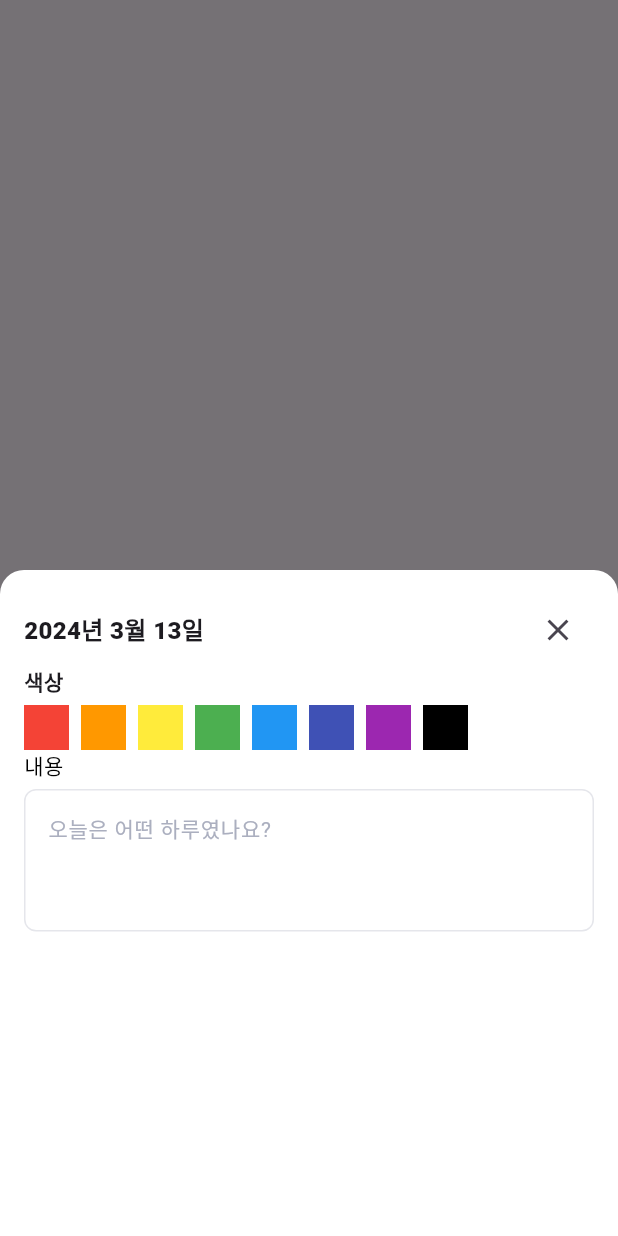
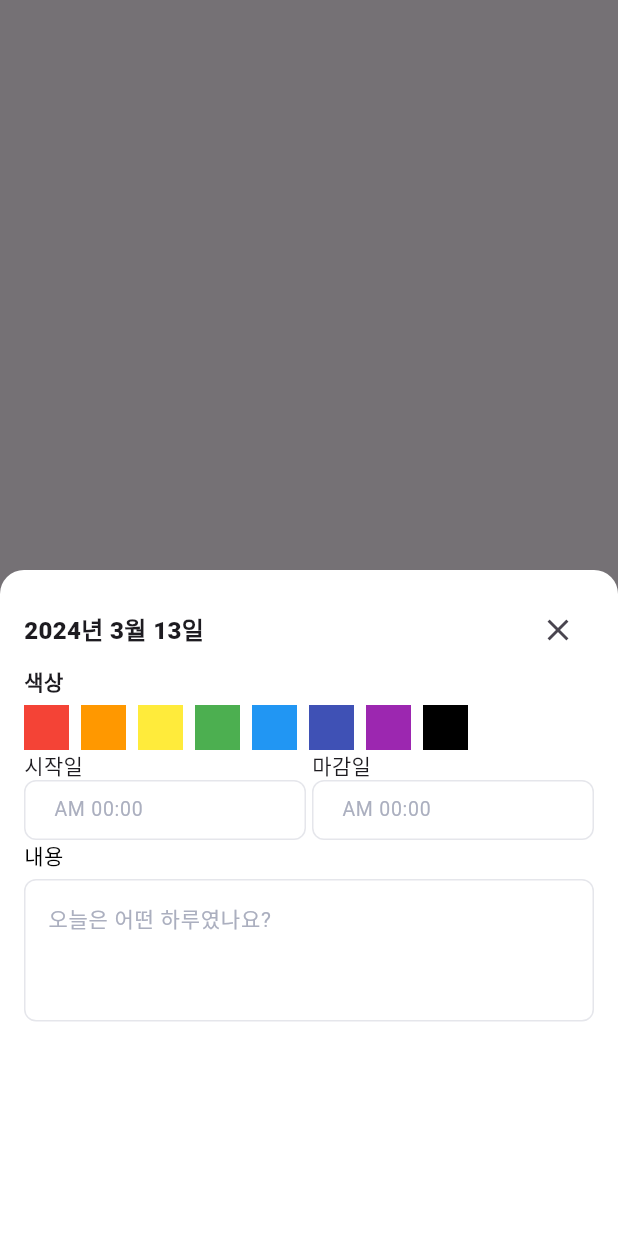
Before and after one commit to torder-raven/calendar_scheduler, a Flutter app: the screen it shows after launch, after a tap on the "add" icon, on a phone screen of 412 x 824 dp. Run offline on Flutter 3.47's test engine with Material 3 defaults, Android fonts, the phone set to English and light mode, and no system bars; our stand-ins replace drift; missing offline and left inert: dart:ffi; accounts and stored records are empty; generated files the repository leaves out were written again; Roboto replaces fonts that are missing (Pretendard).

Commit message:
feat: 시간 선택 텍스트 필드 배치

```diff
--- a/lib/component/schedule_register_bottom_sheet.dart
+++ b/lib/component/schedule_register_bottom_sheet.dart
@@ -1,7 +1,9 @@
 import 'package:calendar_scheduler/component/color_selection_field.dart';
 import 'package:calendar_scheduler/component/content_input_field.dart';
+import 'package:calendar_scheduler/component/time_input_field.dart';
 import 'package:flutter/material.dart';
 
+import '../presentation/const/strings.dart';
 
 class ScheduleRegisterBottomSheet extends StatelessWidget {
   final DateTime selectedDate;
@@ -26,6 +28,7 @@ class ScheduleRegisterBottomSheet extends StatelessWidget {
                 selectedDate: selectedDate,
               ),
               ColorSelectionField(colorCode: 0),
+              _TimeInputRenderer(),
               ContentInputField(),
             ],
           ),
@@ -58,3 +61,24 @@ class _BottomSheetHeader extends StatelessWidget {
     ]);
   }
 }
+
+class _TimeInputRenderer extends StatelessWidget {
+  @override
+  Widget build(BuildContext context) {
+    return Row(
+      children: [
+        Expanded(
+          child: TimeInputField(
+            selectedTimeType: Strings.LABEL_START_TIME,
+          ),
+        ),
+        SizedBox(width: 4.0),
+        Expanded(
+          child: TimeInputField(
+            selectedTimeType: Strings.LABEL_END_TIME,
+          ),
+        ),
+      ],
+    );
+  }
+}
--- a/lib/component/time_input_field.dart
+++ b/lib/component/time_input_field.dart
@@ -1,26 +1,54 @@
 import 'package:flutter/material.dart';
 
+import '../presentation/const/colors.dart';
+
 class TimeInputField extends StatefulWidget {
-  const TimeInputField({super.key});
+  final String selectedTimeType;
+  const TimeInputField({super.key, required this.selectedTimeType});
 
   @override
   State<TimeInputField> createState() => _TimeInputFieldState();
 }
 
 class _TimeInputFieldState extends State<TimeInputField> {
+  TextStyle textStyle = const TextStyle(
+      color: ColorResource.INPUT_TEXT_FIELD_FILL_COLOR,
+      fontWeight: FontWeight.w400,
+      fontSize: 13.0);
+
+  OutlineInputBorder outlineInputBorder = OutlineInputBorder(
+    borderSide: const BorderSide(
+      color: ColorResource.INPUT_TEXT_FIELD_BORDER_COLOR,
+    ),
+    borderRadius: BorderRadius.circular(8.0),
+  );
 
   @override
   Widget build(BuildContext context) {
-    return const Wrap(
-      spacing: 8.0,
-      runSpacing: 10.0,
+    return Column(
+      crossAxisAlignment: CrossAxisAlignment.start,
       children: [
-        // Expanded(child: child),
-        SizedBox(width: 4.0),
-        // Expanded(child: child)
+        Text(
+          widget.selectedTimeType,
+        ),
+        TextField(
+          cursorColor: Colors.grey,
+          style: textStyle,
+          decoration: InputDecoration(
+            isDense: true,
+            contentPadding:
+                EdgeInsets.symmetric(horizontal: 16.0, vertical: 10.0),
+            enabledBorder: outlineInputBorder,
+            focusedBorder: outlineInputBorder,
+            filled: false,
+            fillColor: Colors.white,
+            hintText: "AM 00:00",
+            hintStyle: textStyle.copyWith(
+              color: ColorResource.INPUT_TEXT_FIELD_HINT_COLOR,
+            ),
+          ),
+        ),
       ],
     );
   }
-
-
 }
--- a/lib/presentation/const/strings.dart
+++ b/lib/presentation/const/strings.dart
@@ -5,6 +5,8 @@ class Strings {
 
   static const LABEL_COLOR = "색상";
   static const LABEL_CONTENT = "내용";
+  static const LABEL_START_TIME = "시작일";
+  static const LABEL_END_TIME = "마감일";
 
   static const CONTENT_HINT_TEXT = "오늘은 어떤 하루였나요?";
 }
```
Also changed, not shown: lib/component/custom_time_picker.dart (deleted).
